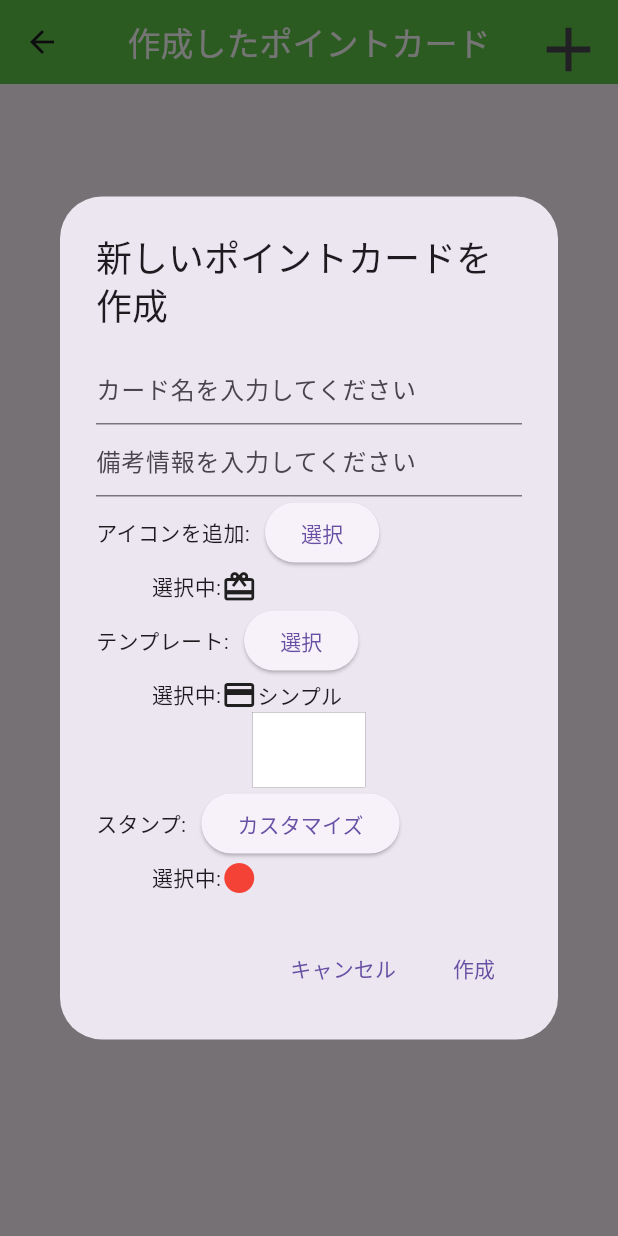
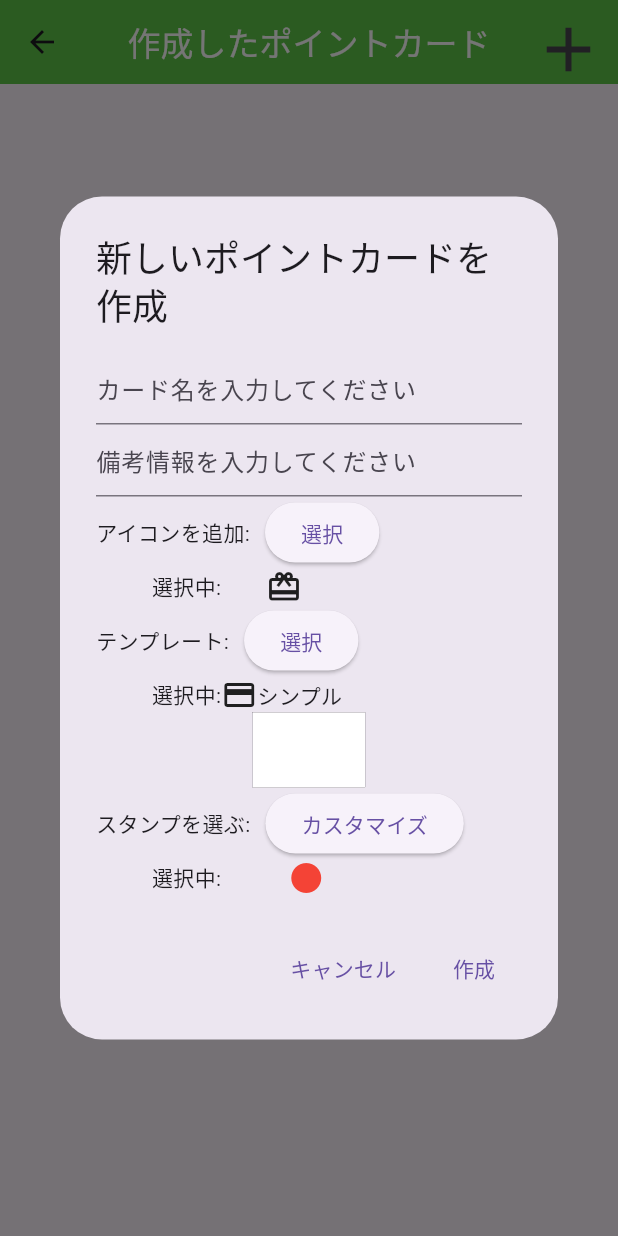
Before and after one commit to TOAroom/Hack_u-PBL, a Flutter app: the CardListPage screen opened directly, after a tap on the "add" icon, on a phone screen of 412 x 824 dp. Run offline on Flutter 3.47's test engine with Material 3 defaults, Android fonts, the phone set to English and light mode, and no system bars; our stand-ins replace bordered_text, flutter_riverpod, go_router, percent_indicator, qr_flutter.

Commit message:
ちょっとした位置調整

```diff
--- a/lib/customer_OR_store/store_page_main/store_page_create/create_card_main/card_list_page.dart
+++ b/lib/customer_OR_store/store_page_main/store_page_create/create_card_main/card_list_page.dart
@@ -72,7 +72,7 @@ class _CardListPageState extends State<CardListPage> {
                       ],
                     ),
                     Row(children: [
-                      Text('          選択中:'),
+                      Text('          選択中:        '),
                       Icon(selectedIcons),
                     ]),
                     Row(
@@ -111,7 +111,7 @@ class _CardListPageState extends State<CardListPage> {
                       children: [
                         Row(
                           children: [
-                            Text('スタンプ:'),
+                            Text('スタンプを選ぶ:'),
                             SizedBox(width: 10),
                             ElevatedButton(
                               onPressed: () {
@@ -127,7 +127,7 @@ class _CardListPageState extends State<CardListPage> {
                           ],
                         ),
                         Row(children: [
-                          Text('          選択中:'),
+                          Text('          選択中:            '),
                           Icon(stampIcon, color: stampColor),
                         ])
                       ],
--- a/pubspec.yaml
+++ b/pubspec.yaml
@@ -38,5 +38,5 @@ dev_dependencies:
 
 flutter:
   assets:
-    - imges/
+    - images/
   uses-material-design: true
```
